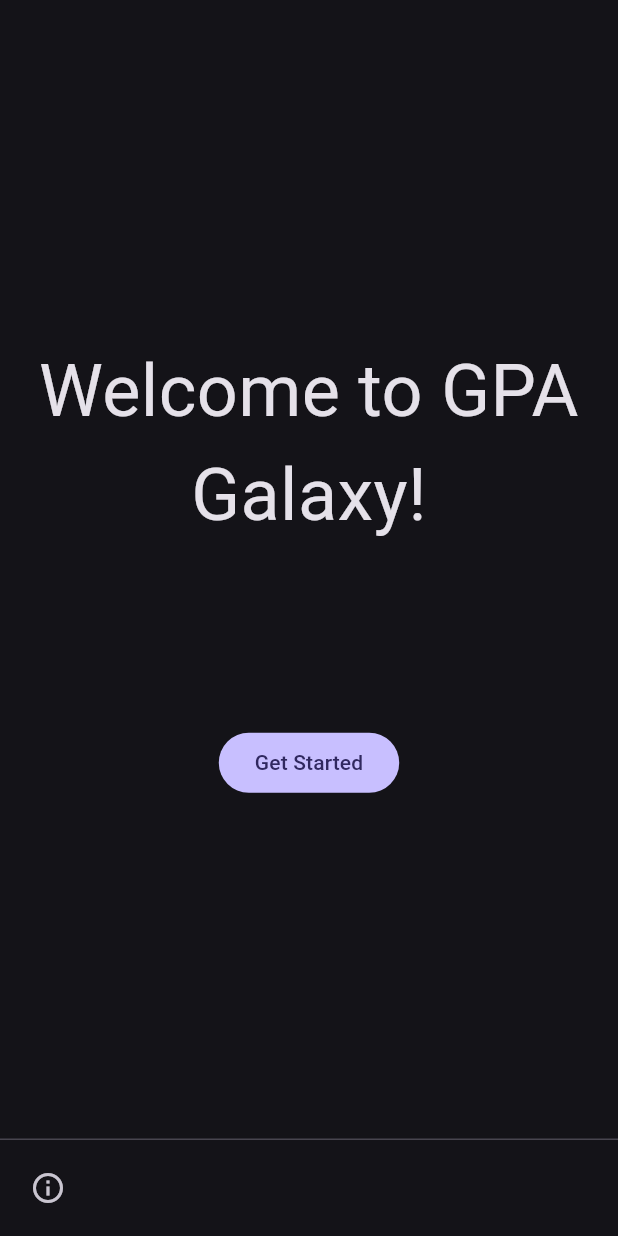
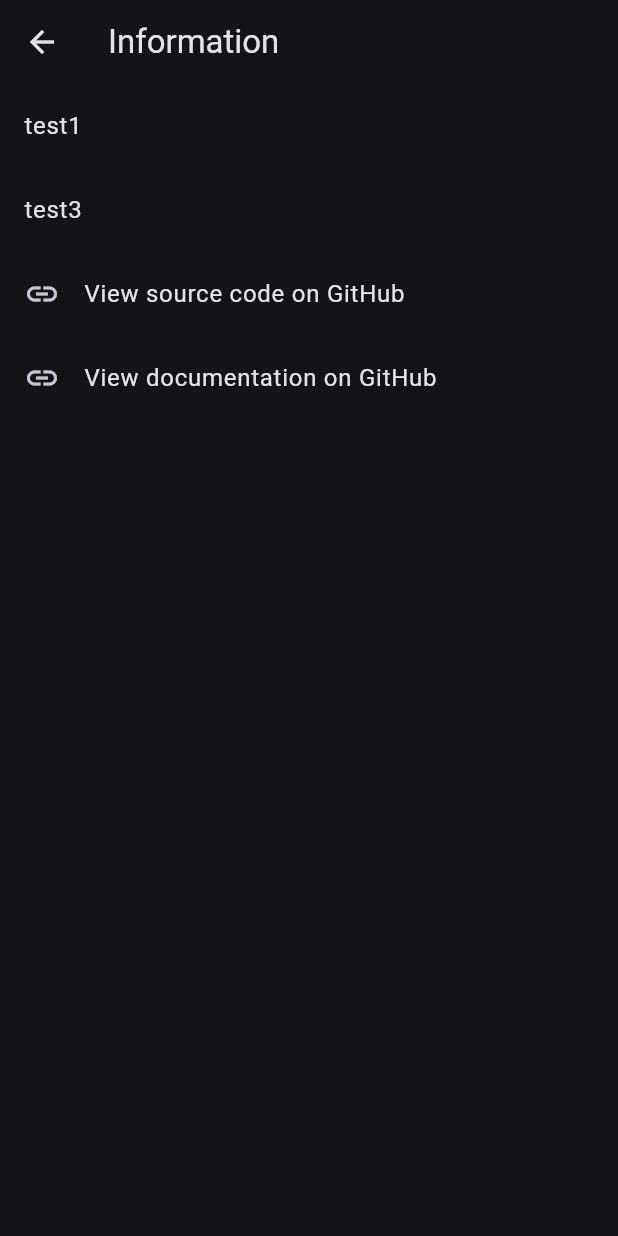
Before and after one commit to DUDEbehindDUDE/GPA-Galaxy, a Flutter app: the screen it shows after launch, after a tap on the "info" icon, on a phone screen of 412 x 824 dp. Run offline on Flutter 3.47's test engine with Material 3 defaults, Android fonts, the phone set to English and light mode, and no system bars; our stand-ins replace hive, hive_flutter; accounts and stored records are empty.

Commit message:
Start work on info screen

```diff
--- /dev/null
+++ b/lib/widget/info/index.dart
@@ -0,0 +1,30 @@
+import 'package:flutter/material.dart';
+
+class Index extends StatelessWidget {
+const Index({ Key? key }) : super(key: key);
+
+  @override
+  Widget build(BuildContext context){
+    return Scaffold(
+      appBar: AppBar(title: const Text("Information")),
+      body: const Column(
+        children: [
+          ListTile(
+            title: Text("test1"),
+          ),
+          ListTile(
+            title: Text("test3"),
+          ),
+          ListTile(
+            title: Text("View source code on GitHub"),
+            leading: Icon(Icons.link),
+          ),
+          ListTile(
+            title: Text("View documentation on GitHub"),
+            leading: Icon(Icons.link),
+          ),
+        ],
+      ),
+    );
+  }
+}
--- a/lib/widget/welcome_screen.dart
+++ b/lib/widget/welcome_screen.dart
@@ -1,4 +1,5 @@
 import 'package:flutter/material.dart';
+import 'package:gpa_galaxy/widget/info/index.dart';
 import 'package:gpa_galaxy/widget/profile/profile_select_screen.dart';
 
 class WelcomeScreen extends StatefulWidget {
@@ -14,7 +15,10 @@ class _WelcomeScreenState extends State<WelcomeScreen> {
     return Scaffold(
       persistentFooterButtons: [
         IconButton(
-          onPressed: () => {},
+          onPressed: () => Navigator.push(
+            context,
+            MaterialPageRoute(builder: (ctx) => const Index()),
+          ),
           icon: const Icon(Icons.info_outlined),
         ),
       ],
```
